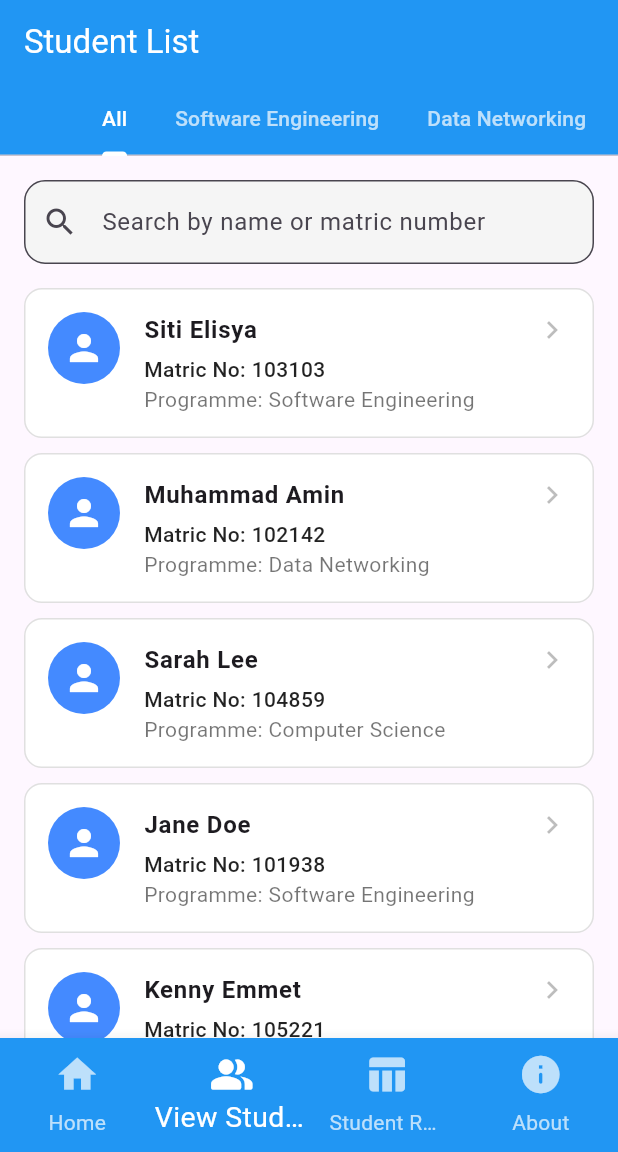
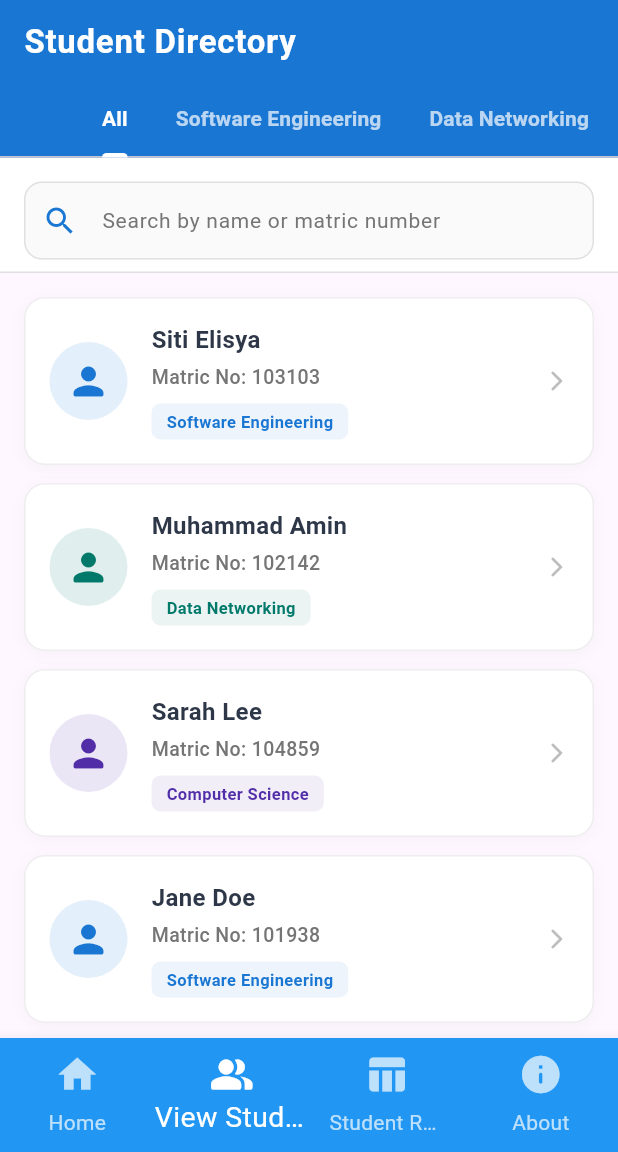
Before and after one commit to Farrysha/TMA3084-G1-T1-Lab-5, a Flutter app: the screen it shows after launch, item 2 of the bottom bar chosen, on a phone screen of 412 x 824 dp, the part 84-1236 px from its top. Run offline on Flutter 3.47's test engine with Material 3 defaults, Android fonts, the phone set to English and light mode, and no system bars; our stand-ins replace material_ui.

Commit message:
Visual Screen 2 Improvement

```diff
--- a/lib/screen2.dart
+++ b/lib/screen2.dart
@@ -1,5 +1,4 @@
 import 'package:material_ui/material_ui.dart';
-
 import 'screen2_1.dart';
 
 class Screen2 extends StatefulWidget {
@@ -12,7 +11,7 @@ class Screen2 extends StatefulWidget {
 class _Screen2State extends State<Screen2> {
   final TextEditingController _searchController = TextEditingController();
 
-  // Student dataset
+  // Student dataset using clean type inference
   final _allStudents = [
     {
       'id': '103103',
@@ -32,8 +31,8 @@ class _Screen2State extends State<Screen2> {
     super.dispose();
   }
 
-  // Filter students based on active tab programme category and search query
-  List<Map<String, String>> _getFilteredStudents(String programme) {
+  // Filter students using simple type inference list return type to avoid bracket parsing bugs
+  List _getFilteredStudents(String programme) {
     return _allStudents.where((student) {
       final matchesProgramme =
           programme == 'All' || student['programme'] == programme;
@@ -43,6 +42,20 @@ class _Screen2State extends State<Screen2> {
               student['id']!.contains(query);
       return matchesProgramme && matchesSearch;
     }).toList();
+  }
+
+  // Helper color for programme badges using modern .withValues()
+  Color _getProgrammeColor(String? programme) {
+    switch (programme) {
+      case 'Software Engineering':
+        return Colors.blue.shade700;
+      case 'Data Networking':
+        return Colors.teal.shade700;
+      case 'Computer Science':
+        return Colors.deepPurple.shade700;
+      default:
+        return Colors.blueGrey;
+    }
   }
 
   @override
@@ -57,120 +70,114 @@ class _Screen2State extends State<Screen2> {
     return DefaultTabController(
       length: programmes.length,
       child: Scaffold(
+        backgroundColor: Colors.grey[550],
         appBar: AppBar(
-          title: const Text('Student List'),
-          backgroundColor: Colors.blue,
+          elevation: 0,
+          title: const Text(
+            'Student Directory',
+            style: TextStyle(fontWeight: FontWeight.bold, letterSpacing: 0.5),
+          ),
+          backgroundColor: Colors.blue.shade700,
           foregroundColor: Colors.white,
           bottom: TabBar(
             isScrollable: true,
             indicatorColor: Colors.white,
+            indicatorWeight: 3.0,
             labelColor: Colors.white,
             unselectedLabelColor: Colors.white70,
+            labelStyle: const TextStyle(fontWeight: FontWeight.bold, fontSize: 14),
             tabs: programmes.map((prog) => Tab(text: prog)).toList(),
           ),
         ),
         body: Column(
           children: [
-            // Search Bar Widget
-            Padding(
-              padding: const EdgeInsets.all(16.0),
+            // Styled Search Bar Container
+            Container(
+              padding: const EdgeInsets.fromLTRB(16, 16, 16, 8),
+              color: Colors.white,
               child: TextField(
                 controller: _searchController,
                 decoration: InputDecoration(
                   labelText: 'Search by name or matric number',
-                  prefixIcon: const Icon(Icons.search),
+                  labelStyle: TextStyle(color: Colors.grey.shade600, fontSize: 14),
+                  prefixIcon: Icon(Icons.search, color: Colors.blue.shade700),
                   suffixIcon: _searchController.text.isNotEmpty
                       ? IconButton(
-                          icon: const Icon(Icons.clear),
+                    icon: const Icon(Icons.clear, color: Colors.grey),
                     onPressed: () {
-                            setState(_searchController.clear);
+                      setState(() {
+                        _searchController.clear();
+                      });
                     },
                   )
                       : null,
                   border: OutlineInputBorder(
-                    borderRadius: BorderRadius.circular(14),
+                    borderRadius: BorderRadius.circular(12),
+                    borderSide: BorderSide(color: Colors.grey.shade300),
+                  ),
+                  enabledBorder: OutlineInputBorder(
+                    borderRadius: BorderRadius.circular(12),
+                    borderSide: BorderSide(color: Colors.grey.shade300),
+                  ),
+                  focusedBorder: OutlineInputBorder(
+                    borderRadius: BorderRadius.circular(12),
+                    borderSide: BorderSide(color: Colors.blue.shade700, width: 2),
                   ),
                   filled: true,
-                  fillColor: Colors.grey[100],
+                  fillColor: Colors.grey.shade50,
+                  contentPadding: const EdgeInsets.symmetric(horizontal: 16, vertical: 14),
                 ),
                 onChanged: (_) => setState(() {}),
               ),
             ),
+            const Divider(height: 1, thickness: 1, color: Color(0xFFE0E0E0)),
             // TabBarView to display list views filtered by tabs
             Expanded(
               child: TabBarView(
                 children: programmes.map((prog) {
                   final students = _getFilteredStudents(prog);
                   if (students.isEmpty) {
-                    return const Center(
-                      child: Text(
+                    return Center(
+                      child: Column(
+                        mainAxisAlignment: MainAxisAlignment.center,
+                        children: [
+                          Icon(Icons.search_off_rounded, size: 64, color: Colors.grey.shade400),
+                          const SizedBox(height: 12),
+                          Text(
                             'No students found.',
-                        style: TextStyle(fontSize: 16, color: Colors.grey),
+                            style: TextStyle(fontSize: 16, color: Colors.grey.shade600, fontWeight: FontWeight.w500),
+                          ),
+                        ],
                       ),
                     );
                   }
                   return ListView.builder(
-                    padding: const EdgeInsets.symmetric(horizontal: 16),
+                    padding: const EdgeInsets.all(16),
                     itemCount: students.length,
                     itemBuilder: (context, index) {
-                      final student = students[index];
-                      return Card(
-                        elevation: 0,
+                      final student = students[index] as Map;
+                      final progName = student['programme'] as String?;
+                      final badgeColor = _getProgrammeColor(progName);
+
+                      return Container(
+                        margin: const EdgeInsets.only(bottom: 12),
+                        decoration: BoxDecoration(
                           color: Colors.white,
-                        margin: const EdgeInsets.only(bottom: 10),
-                        shape: RoundedRectangleBorder(
-                          borderRadius: BorderRadius.circular(12),
-                          side: const BorderSide(color: Colors.black12),
-                        ),
-                        child: ListTile(
-                          contentPadding: const EdgeInsets.symmetric(
-                            horizontal: 16,
-                            vertical: 8,
-                          ),
-                          // Profile Icon
-                          leading: const CircleAvatar(
-                            backgroundColor: Colors.blueAccent,
-                            radius: 24,
-                            child: Icon(
-                              Icons.person,
-                              color: Colors.white,
-                              size: 28,
-                            ),
-                          ),
-                          // Student Name
-                          title: Text(
-                            student['name']!,
-                            style: const TextStyle(
-                              fontWeight: FontWeight.bold,
-                              fontSize: 16,
-                            ),
-                          ),
-                          // Matric Number & Programme
-                          subtitle: Padding(
-                            padding: const EdgeInsets.only(top: 4.0),
-                            child: Column(
-                              crossAxisAlignment: CrossAxisAlignment.start,
-                              children: [
-                                Text(
-                                  'Matric No: ${student['id']}',
-                                  style: const TextStyle(
-                                    color: Colors.black87,
-                                    fontWeight: FontWeight.w500,
-                                  ),
-                                ),
-                                Text(
-                                  'Programme: ${student['programme']}',
-                                  style: const TextStyle(color: Colors.black54),
+                          borderRadius: BorderRadius.circular(14),
+                          boxShadow: [
+                            BoxShadow(
+                              color: Colors.black.withValues(alpha: 0.03),
+                              blurRadius: 8,
+                              offset: const Offset(0, 2),
                             ),
                           ],
+                          border: Border.all(color: Colors.grey.shade200),
                         ),
-                          ),
-                          isThreeLine: true,
-
-                          trailing: const Icon(
-                            Icons.chevron_right,
-                            color: Colors.black26,
-                          ),
+                        child: Material(
+                          color: Colors.transparent,
+                          borderRadius: BorderRadius.circular(14),
+                          child: InkWell(
+                            borderRadius: BorderRadius.circular(14),
                             onTap: () {
                               Navigator.push(
                                 context,
@@ -180,6 +187,73 @@ class _Screen2State extends State<Screen2> {
                                 ),
                               );
                             },
+                            child: Padding(
+                              padding: const EdgeInsets.all(16.0),
+                              child: Row(
+                                children: [
+                                  // Profile Avatar
+                                  CircleAvatar(
+                                    backgroundColor: badgeColor.withValues(alpha: 0.12),
+                                    radius: 26,
+                                    child: Icon(
+                                      Icons.person_rounded,
+                                      color: badgeColor,
+                                      size: 30,
+                                    ),
+                                  ),
+                                  const SizedBox(width: 16),
+                                  // Student Details
+                                  Expanded(
+                                    child: Column(
+                                      crossAxisAlignment: CrossAxisAlignment.start,
+                                      children: [
+                                        Text(
+                                          student['name']!,
+                                          style: const TextStyle(
+                                            fontWeight: FontWeight.bold,
+                                            fontSize: 16,
+                                            color: Color(0xFF2D3748),
+                                          ),
+                                        ),
+                                        const SizedBox(height: 4),
+                                        Text(
+                                          'Matric No: ${student['id']}',
+                                          style: TextStyle(
+                                            color: Colors.grey.shade600,
+                                            fontWeight: FontWeight.w500,
+                                            fontSize: 13,
+                                          ),
+                                        ),
+                                        const SizedBox(height: 8),
+                                        // Programme Badge Tag
+                                        Container(
+                                          padding: const EdgeInsets.symmetric(horizontal: 10, vertical: 4),
+                                          decoration: BoxDecoration(
+                                            color: badgeColor.withValues(alpha: 0.08),
+                                            borderRadius: BorderRadius.circular(6),
+                                          ),
+                                          child: Text(
+                                            progName ?? '',
+                                            style: TextStyle(
+                                              color: badgeColor,
+                                              fontSize: 11,
+                                              fontWeight: FontWeight.w600,
+                                            ),
+                                          ),
+                                        ),
+                                      ],
+                                    ),
+                                  ),
+                                  // Chevron Arrow
+                                  Icon(
+                                    Icons.arrow_forward_ios_rounded,
+                                    size: 16,
+                                    color: Colors.grey.shade400,
+                                  ),
+                                ],
+                              ),
+                            ),
+                          ),
                         ),
                       );
                     },
```
Also changed, not shown: 1 other file. Lines whose indentation alone changed are shown as unchanged.
